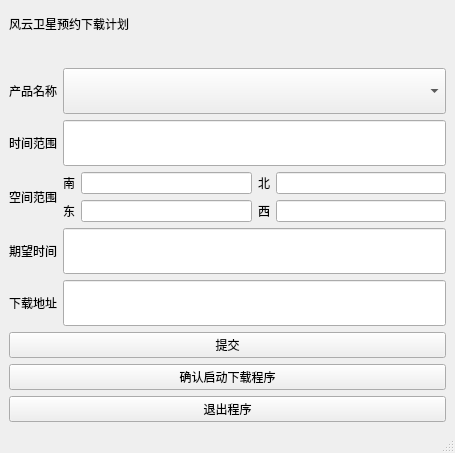
This is qt_designer.ui in we1changchao/pyqtUIforFYdownload as Qt 5 draws it before an edit. The edited form follows.
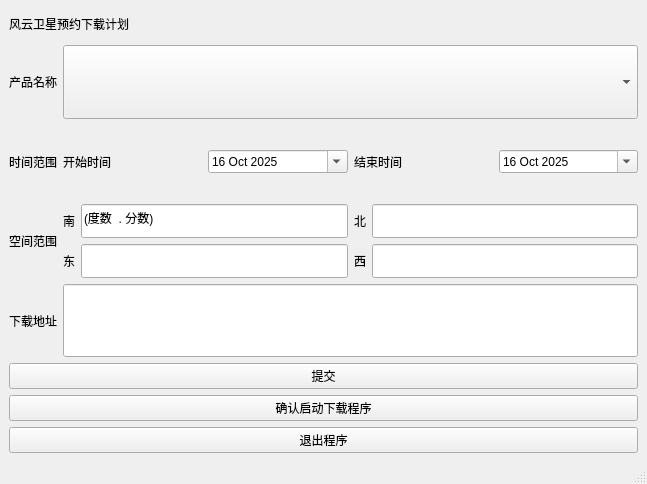
This is the edited form.

```diff
--- a/qt_designer.ui
+++ b/qt_designer.ui
@@ -6,16 +6,43 @@
    <rect>
     <x>0</x>
     <y>0</y>
-    <width>455</width>
-    <height>453</height>
+    <width>647</width>
+    <height>484</height>
    </rect>
   </property>
   <property name="windowTitle">
    <string>MainWindow</string>
   </property>
   <widget class="QWidget" name="centralwidget">
-   <layout class="QFormLayout" name="formLayout_2">
-    <item row="2" column="0" colspan="2">
+   <layout class="QGridLayout" name="gridLayout">
+    <item row="0" column="0">
+     <layout class="QVBoxLayout" name="verticalLayout_2">
+      <item>
+       <widget class="QLabel" name="FY_head">
+        <property name="sizePolicy">
+         <sizepolicy hsizetype="Expanding" vsizetype="Minimum">
+          <horstretch>0</horstretch>
+          <verstretch>0</verstretch>
+         </sizepolicy>
+        </property>
+        <property name="minimumSize">
+         <size>
+          <width>200</width>
+          <height>30</height>
+         </size>
+        </property>
+        <property name="layoutDirection">
+         <enum>Qt::LeftToRight</enum>
+        </property>
+        <property name="text">
+         <string>风云卫星预约下载计划</string>
+        </property>
+        <property name="textFormat">
+         <enum>Qt::RichText</enum>
+        </property>
+       </widget>
+      </item>
+      <item>
      <layout class="QFormLayout" name="formLayout">
       <item row="0" column="0">
        <widget class="QLabel" name="label">
@@ -54,14 +81,80 @@
        </widget>
       </item>
       <item row="1" column="1">
-       <widget class="QLineEdit" name="lineEdit">
+         <layout class="QHBoxLayout" name="horizontalLayout_7">
+          <item>
+           <widget class="QLabel" name="label_10">
         <property name="sizePolicy">
          <sizepolicy hsizetype="Expanding" vsizetype="Expanding">
           <horstretch>0</horstretch>
           <verstretch>0</verstretch>
          </sizepolicy>
         </property>
-       </widget>
+            <property name="text">
+             <string>开始时间</string>
+            </property>
+           </widget>
+          </item>
+          <item>
+           <widget class="QDateEdit" name="dateEdit_2">
+            <property name="sizePolicy">
+             <sizepolicy hsizetype="Expanding" vsizetype="Fixed">
+              <horstretch>0</horstretch>
+              <verstretch>0</verstretch>
+             </sizepolicy>
+            </property>
+            <property name="dateTime">
+             <datetime>
+              <hour>0</hour>
+              <minute>0</minute>
+              <second>0</second>
+              <year>2025</year>
+              <month>10</month>
+              <day>16</day>
+             </datetime>
+            </property>
+            <property name="calendarPopup">
+             <bool>true</bool>
+            </property>
+           </widget>
+          </item>
+          <item>
+           <widget class="QLabel" name="label_11">
+            <property name="sizePolicy">
+             <sizepolicy hsizetype="Expanding" vsizetype="Expanding">
+              <horstretch>0</horstretch>
+              <verstretch>0</verstretch>
+             </sizepolicy>
+            </property>
+            <property name="text">
+             <string>结束时间</string>
+            </property>
+           </widget>
+          </item>
+          <item>
+           <widget class="QDateEdit" name="dateEdit">
+            <property name="sizePolicy">
+             <sizepolicy hsizetype="Expanding" vsizetype="Fixed">
+              <horstretch>0</horstretch>
+              <verstretch>0</verstretch>
+             </sizepolicy>
+            </property>
+            <property name="dateTime">
+             <datetime>
+              <hour>0</hour>
+              <minute>0</minute>
+              <second>0</second>
+              <year>2025</year>
+              <month>10</month>
+              <day>16</day>
+             </datetime>
+            </property>
+            <property name="calendarPopup">
+             <bool>true</bool>
+            </property>
+           </widget>
+          </item>
+         </layout>
       </item>
       <item row="2" column="0">
        <widget class="QLabel" name="label_3">
@@ -97,6 +190,9 @@
                 <verstretch>0</verstretch>
                </sizepolicy>
               </property>
+                <property name="text">
+                 <string>(度数  . 分数)</string>
+                </property>
              </widget>
             </item>
            </layout>
@@ -173,29 +269,6 @@
        </layout>
       </item>
       <item row="3" column="0">
-       <widget class="QLabel" name="label_4">
-        <property name="sizePolicy">
-         <sizepolicy hsizetype="Expanding" vsizetype="Expanding">
-          <horstretch>1</horstretch>
-          <verstretch>0</verstretch>
-         </sizepolicy>
-        </property>
-        <property name="text">
-         <string>期望时间</string>
-        </property>
-       </widget>
-      </item>
-      <item row="3" column="1">
-       <widget class="QLineEdit" name="lineEdit_3">
-        <property name="sizePolicy">
-         <sizepolicy hsizetype="Expanding" vsizetype="Expanding">
-          <horstretch>4</horstretch>
-          <verstretch>0</verstretch>
-         </sizepolicy>
-        </property>
-       </widget>
-      </item>
-      <item row="4" column="0">
        <widget class="QLabel" name="label_5">
         <property name="sizePolicy">
          <sizepolicy hsizetype="Expanding" vsizetype="Expanding">
@@ -208,7 +281,7 @@
         </property>
        </widget>
       </item>
-      <item row="4" column="1">
+        <item row="3" column="1">
        <widget class="QLineEdit" name="lineEdit_4">
         <property name="sizePolicy">
          <sizepolicy hsizetype="Expanding" vsizetype="Expanding">
@@ -220,67 +293,28 @@
       </item>
      </layout>
     </item>
-    <item row="0" column="0" colspan="2">
-     <widget class="QLabel" name="FY_head">
-      <property name="sizePolicy">
-       <sizepolicy hsizetype="Expanding" vsizetype="Minimum">
-        <horstretch>0</horstretch>
-        <verstretch>0</verstretch>
-       </sizepolicy>
-      </property>
-      <property name="minimumSize">
-       <size>
-        <width>200</width>
-        <height>30</height>
-       </size>
-      </property>
-      <property name="layoutDirection">
-       <enum>Qt::LeftToRight</enum>
-      </property>
-      <property name="text">
-       <string>风云卫星预约下载计划</string>
-      </property>
-      <property name="textFormat">
-       <enum>Qt::RichText</enum>
-      </property>
-     </widget>
-    </item>
-    <item row="3" column="0" colspan="2">
+      <item>
      <widget class="QPushButton" name="submit">
       <property name="text">
        <string>提交</string>
       </property>
      </widget>
     </item>
-    <item row="4" column="0" colspan="2">
+      <item>
      <widget class="QPushButton" name="pushButton_2">
       <property name="text">
        <string>确认启动下载程序</string>
       </property>
      </widget>
     </item>
-    <item row="5" column="0" colspan="2">
+      <item>
      <widget class="QPushButton" name="pushButton">
       <property name="text">
        <string>退出程序</string>
       </property>
      </widget>
     </item>
-    <item row="1" column="0" colspan="2">
-     <spacer name="verticalSpacer">
-      <property name="orientation">
-       <enum>Qt::Vertical</enum>
-      </property>
-      <property name="sizeType">
-       <enum>QSizePolicy::Fixed</enum>
-      </property>
-      <property name="sizeHint" stdset="0">
-       <size>
-        <width>318</width>
-        <height>17</height>
-       </size>
-      </property>
-     </spacer>
+     </layout>
     </item>
    </layout>
   </widget>
```
Left out of the diff: 4 changed lines with no effect on the pictures. Lines whose indentation alone changed are shown as unchanged.
